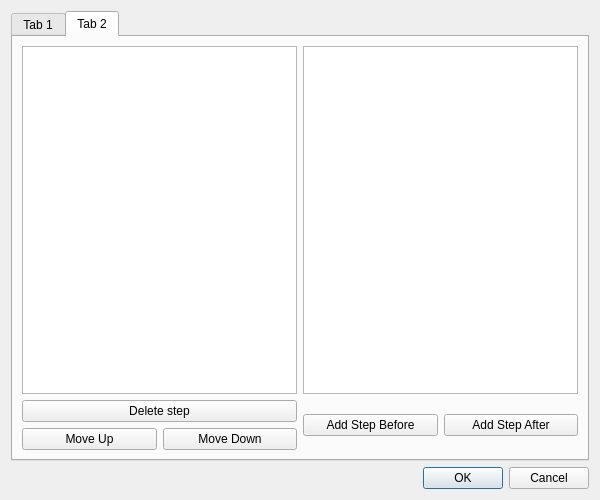
bio-brillouin/HDF5_BLS, file HDF5_BLS_GUI/AlgorithmCreator/UI/algorithmCreator.ui: the form before one commit.
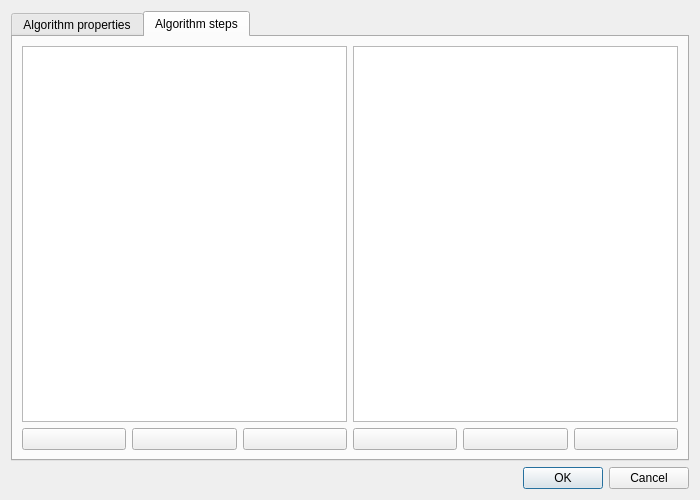
The form after the commit. The open tabs and pages were chosen to show the change. Icons and pictures are not drawn.

Commit message: Added ability to merge measure groups from a root group to a dataset. Automated the width of the column of the treeview to the maximal text size.

```diff
--- a/HDF5_BLS_GUI/AlgorithmCreator/UI/algorithmCreator.ui
+++ b/HDF5_BLS_GUI/AlgorithmCreator/UI/algorithmCreator.ui
@@ -6,7 +6,7 @@
    <rect>
     <x>0</x>
     <y>0</y>
-    <width>600</width>
+    <width>700</width>
     <height>500</height>
    </rect>
   </property>
@@ -15,23 +15,13 @@
   </property>
   <layout class="QGridLayout" name="gridLayout">
    <item row="1" column="0">
-    <widget class="QDialogButtonBox" name="buttonBox">
-     <property name="orientation">
-      <enum>Qt::Orientation::Horizontal</enum>
-     </property>
-     <property name="standardButtons">
-      <set>QDialogButtonBox::StandardButton::Cancel|QDialogButtonBox::StandardButton::Ok</set>
-     </property>
-    </widget>
-   </item>
-   <item row="0" column="0">
     <widget class="QTabWidget" name="tabWidget">
      <property name="currentIndex">
       <number>0</number>
      </property>
      <widget class="QWidget" name="tab">
       <attribute name="title">
-       <string>Tab 1</string>
+       <string>Algorithm properties</string>
       </attribute>
       <layout class="QGridLayout" name="gridLayout_2">
        <item row="0" column="0" colspan="3">
@@ -68,54 +58,134 @@
      </widget>
      <widget class="QWidget" name="tab_2">
       <attribute name="title">
-       <string>Tab 2</string>
+       <string>Algorithm steps</string>
       </attribute>
       <layout class="QGridLayout" name="gridLayout_3">
-       <item row="0" column="0" colspan="2">
-        <widget class="QListView" name="lst_Algorithm"/>
+       <item row="3" column="4">
+        <widget class="QPushButton" name="b_AddBefore">
+         <property name="text">
+          <string/>
+         </property>
+         <property name="icon">
+          <iconset resource="../../Icons.qrc">
+           <normaloff>:/Buttons/icon/add_above.png</normaloff>:/Buttons/icon/add_above.png</iconset>
+         </property>
+         <property name="iconSize">
+          <size>
+           <width>25</width>
+           <height>25</height>
+          </size>
+         </property>
+        </widget>
        </item>
-       <item row="0" column="2" colspan="2">
+       <item row="0" column="4" colspan="3">
         <widget class="QListView" name="lst_Functions"/>
        </item>
-       <item row="1" column="0" rowspan="2" colspan="2">
-        <widget class="QPushButton" name="pushButton">
+       <item row="3" column="2">
+        <widget class="QPushButton" name="b_MoveDown">
          <property name="text">
-          <string>Delete step</string>
+          <string/>
+         </property>
+         <property name="icon">
+          <iconset resource="../../Icons.qrc">
+           <normaloff>:/Buttons/icon/move_down.png</normaloff>:/Buttons/icon/move_down.png</iconset>
+         </property>
+         <property name="iconSize">
+          <size>
+           <width>25</width>
+           <height>25</height>
+          </size>
+         </property>
+        </widget>
+       </item>
+       <item row="3" column="1">
+        <widget class="QPushButton" name="b_Delete">
+         <property name="text">
+          <string/>
+         </property>
+         <property name="icon">
+          <iconset resource="../../Icons.qrc">
+           <normaloff>:/Buttons/icon/bin.png</normaloff>:/Buttons/icon/bin.png</iconset>
+         </property>
+         <property name="iconSize">
+          <size>
+           <width>25</width>
+           <height>25</height>
+          </size>
          </property>
         </widget>
        </item>
        <item row="3" column="0">
         <widget class="QPushButton" name="b_MoveUp">
          <property name="text">
-          <string>Move Up</string>
+          <string/>
          </property>
-        </widget>
-       </item>
-       <item row="3" column="1">
-        <widget class="QPushButton" name="b_MoveDown">
-         <property name="text">
-          <string>Move Down</string>
+         <property name="icon">
+          <iconset resource="../../Icons.qrc">
+           <normaloff>:/Buttons/icon/move_up.png</normaloff>:/Buttons/icon/move_up.png</iconset>
          </property>
-        </widget>
-       </item>
-       <item row="1" column="2" rowspan="3">
-        <widget class="QPushButton" name="b_AddBefore">
-         <property name="text">
-          <string>Add Step Before</string>
+         <property name="iconSize">
+          <size>
+           <width>25</width>
+           <height>25</height>
+          </size>
          </property>
         </widget>
        </item>
-       <item row="1" column="3" rowspan="3">
+       <item row="3" column="6">
         <widget class="QPushButton" name="b_AddAfter">
          <property name="text">
-          <string>Add Step After</string>
+          <string/>
          </property>
+         <property name="icon">
+          <iconset resource="../../Icons.qrc">
+           <normaloff>:/Buttons/icon/add_below.png</normaloff>:/Buttons/icon/add_below.png</iconset>
+         </property>
+         <property name="iconSize">
+          <size>
+           <width>25</width>
+           <height>25</height>
+          </size>
+         </property>
         </widget>
        </item>
+       <item row="3" column="5">
+        <widget class="QPushButton" name="b_Help">
+         <property name="text">
+          <string/>
+         </property>
+         <property name="icon">
+          <iconset resource="../../Icons.qrc">
+           <normaloff>:/Buttons/icon/help.png</normaloff>:/Buttons/icon/help.png</iconset>
+         </property>
+         <property name="iconSize">
+          <size>
+           <width>25</width>
+           <height>25</height>
+          </size>
+         </property>
+        </widget>
+       </item>
+       <item row="0" column="0" colspan="3">
+        <widget class="QTreeView" name="tv_algorithm"/>
+       </item>
       </layout>
      </widget>
     </widget>
    </item>
+   <item row="2" column="0">
+    <widget class="QDialogButtonBox" name="buttonBox">
+     <property name="orientation">
+      <enum>Qt::Orientation::Horizontal</enum>
+     </property>
+     <property name="standardButtons">
+      <set>QDialogButtonBox::StandardButton::Cancel|QDialogButtonBox::StandardButton::Ok</set>
+     </property>
+     <property name="centerButtons">
+      <bool>false</bool>
+     </property>
+    </widget>
+   </item>
   </layout>
  </widget>
  <resources/>
```
Left out of the diff: 49 changed lines with no effect on the pictures. The commit also changes 37 other files.
